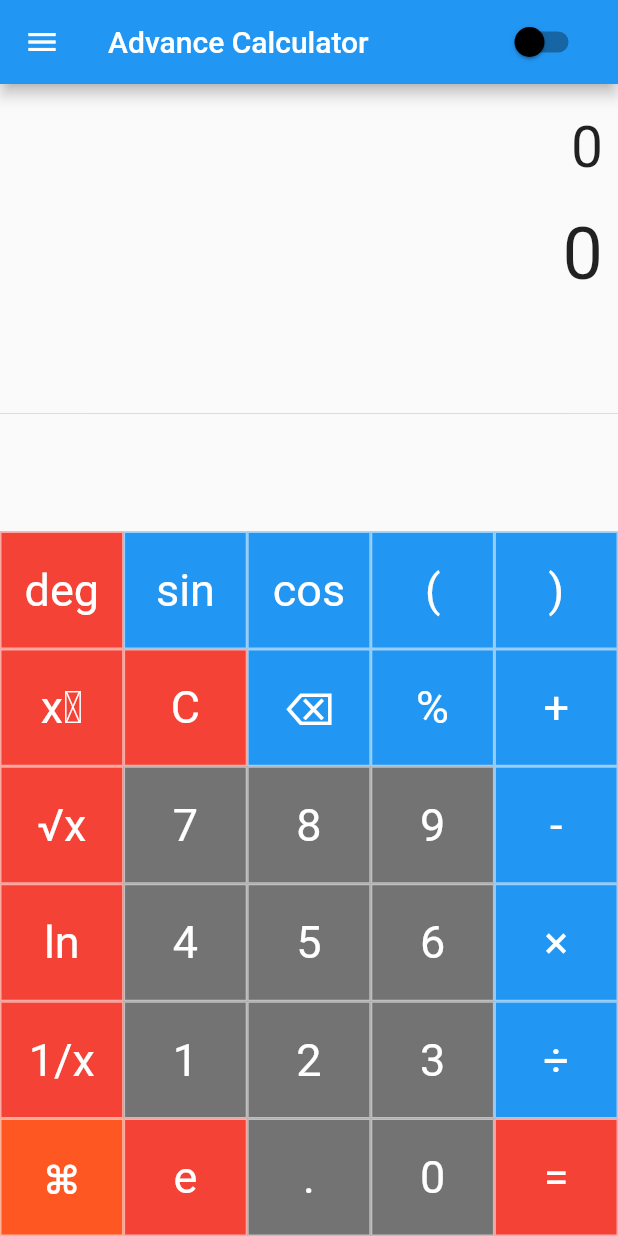
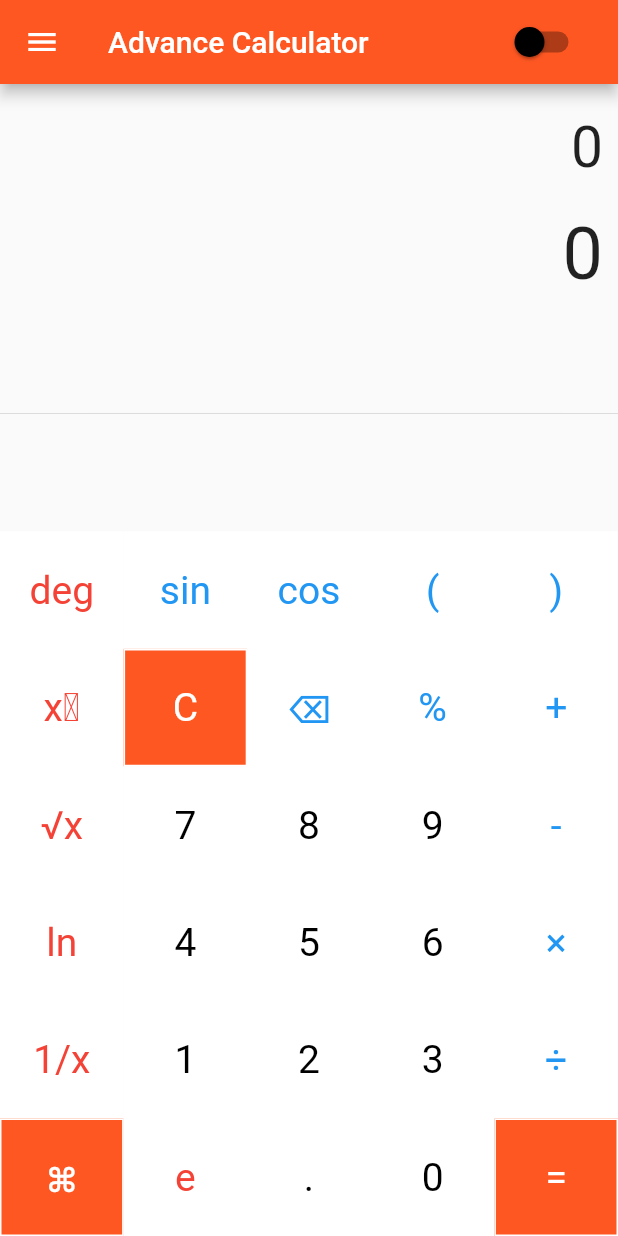
Before and after one commit to manishmeshram51/calculatorapp, a Flutter app: the screen it shows after launch, on a phone screen of 412 x 824 dp. Run offline on Flutter 3.47's test engine with Material 2 defaults, Android fonts, the phone set to English and light mode, and no system bars; our stand-ins replace dynamic_theme, math_expressions.

Commit message:
majaor ui change for normal and dark mode

```diff
--- a/lib/main.dart
+++ b/lib/main.dart
@@ -13,7 +13,7 @@ class MyApp extends StatelessWidget {
     return new DynamicTheme(
         defaultBrightness: Brightness.light,
         data: (brightness) => new ThemeData(
-              primarySwatch: Colors.blue,
+              primarySwatch: Colors.deepOrange,
               brightness: brightness,
             ),
         themedWidgetBuilder: (context, theme) {
@@ -44,6 +44,7 @@ class _SimpleCalculatorState extends State<SimpleCalculator> {
   bool _test = true;
   bool _darkMode = false;
 
+  // * button pressed logic
   buttonPressed(String buttonText) {
     setState(() {
       if (buttonText == "C") {
@@ -125,17 +126,21 @@ class _SimpleCalculatorState extends State<SimpleCalculator> {
     });
   }
 
-  //button builder widget
-  Widget buildButton(
-      String buttonText, double buttonHeight, Color buttonColor) {
+  // * button builder widget
+  Widget buildButton(String buttonText, double buttonHeight, Color buttonColor,
+      Color textColor) {
     return Container(
       height: MediaQuery.of(context).size.height * buttonHeight,
-      color: buttonColor,
+      color: _darkMode
+          ? (buttonColor != Colors.white ? buttonColor : Colors.black54)
+          : buttonColor,
       child: FlatButton(
         shape: RoundedRectangleBorder(
           borderRadius: BorderRadius.circular(0.0),
           side: BorderSide(
-              color: Colors.white54, width: 1.0, style: BorderStyle.solid),
+              color: _darkMode ? Colors.black38 : Colors.white,
+              width: 1.0,
+              style: BorderStyle.solid),
         ),
         // todo padding logic
         padding: EdgeInsets.all(12.0),
@@ -143,7 +148,11 @@ class _SimpleCalculatorState extends State<SimpleCalculator> {
         child: Text(
           buttonText,
           style: TextStyle(
-              fontSize: 30.0, fontWeight: FontWeight.w400, color: Colors.white),
+              fontSize: 26.0,
+              fontWeight: FontWeight.w400,
+              color: _darkMode
+                  ? (textColor == Colors.black ? Colors.white : textColor)
+                  : textColor),
         ),
       ),
     );
@@ -166,7 +175,7 @@ class _SimpleCalculatorState extends State<SimpleCalculator> {
             Padding(
                 padding: EdgeInsets.only(right: 20.0),
                 child: Switch(
-                    activeColor: Colors.blue,
+                    activeColor: Colors.orange,
                     inactiveThumbColor: Colors.black,
                     value: _darkMode,
                     onChanged: (value) {
@@ -211,27 +220,29 @@ class _SimpleCalculatorState extends State<SimpleCalculator> {
                     children: [
                       TableRow(children: [
                         // ! row
-                        buildButton(angleUnit, 1 * 0.095, Colors.red),
+                        buildButton(
+                            angleUnit, 1 * 0.095, Colors.white, Colors.red),
                       ]),
                       TableRow(children: [
                         // ! row
-                        buildButton("xʸ", 1 * 0.095, Colors.red),
+                        buildButton("xʸ", 1 * 0.095, Colors.white, Colors.red),
                       ]),
                       TableRow(children: [
                         // ! row
-                        buildButton("√x", 1 * 0.095, Colors.red),
+                        buildButton("√x", 1 * 0.095, Colors.white, Colors.red),
                       ]),
                       TableRow(children: [
                         // ! row
-                        buildButton("ln", 1 * 0.095, Colors.red),
+                        buildButton("ln", 1 * 0.095, Colors.white, Colors.red),
                       ]),
                       TableRow(children: [
                         // ! row
-                        buildButton("1/x", 1 * 0.095, Colors.red),
+                        buildButton("1/x", 1 * 0.095, Colors.white, Colors.red),
                       ]),
                       TableRow(children: [
                         // * transition button
-                        buildButton("⌘", 1 * 0.095, Colors.deepOrange),
+                        buildButton(
+                            "⌘", 1 * 0.095, Colors.deepOrange, Colors.white),
                       ]),
                     ],
                   ),
@@ -242,39 +253,42 @@ class _SimpleCalculatorState extends State<SimpleCalculator> {
                     children: [
                       TableRow(children: [
                         // ! row
-                        buildButton("sin", 1 * 0.095, Colors.blue),
-                        buildButton("cos", 1 * 0.095, Colors.blue),
-                        buildButton("(", 1 * 0.095, Colors.blue),
+                        buildButton(
+                            "sin", 1 * 0.095, Colors.white, Colors.blue),
+                        buildButton(
+                            "cos", 1 * 0.095, Colors.white, Colors.blue),
+                        buildButton("(", 1 * 0.095, Colors.white, Colors.blue),
                       ]),
                       TableRow(children: [
                         // ! row
-                        buildButton("C", 1 * 0.095, Colors.red),
-                        buildButton("⌫", 1 * 0.095, Colors.blue),
-                        buildButton("%", 1 * 0.095, Colors.blue),
+                        buildButton(
+                            "C", 1 * 0.095, Colors.deepOrange, Colors.white),
+                        buildButton("⌫", 1 * 0.095, Colors.white, Colors.blue),
+                        buildButton("%", 1 * 0.095, Colors.white, Colors.blue),
                       ]),
                       TableRow(children: [
                         // ! row
-                        buildButton("7", 1 * 0.095, Colors.black54),
-                        buildButton("8", 1 * 0.095, Colors.black54),
-                        buildButton("9", 1 * 0.095, Colors.black54),
+                        buildButton("7", 1 * 0.095, Colors.white, Colors.black),
+                        buildButton("8", 1 * 0.095, Colors.white, Colors.black),
+                        buildButton("9", 1 * 0.095, Colors.white, Colors.black),
                       ]),
                       TableRow(children: [
                         // ! row
-                        buildButton("4", 1 * 0.095, Colors.black54),
-                        buildButton("5", 1 * 0.095, Colors.black54),
-                        buildButton("6", 1 * 0.095, Colors.black54),
+                        buildButton("4", 1 * 0.095, Colors.white, Colors.black),
+                        buildButton("5", 1 * 0.095, Colors.white, Colors.black),
+                        buildButton("6", 1 * 0.095, Colors.white, Colors.black),
                       ]),
                       TableRow(children: [
                         // ! row
-                        buildButton("1", 1 * 0.095, Colors.black54),
-                        buildButton("2", 1 * 0.095, Colors.black54),
-                        buildButton("3", 1 * 0.095, Colors.black54),
+                        buildButton("1", 1 * 0.095, Colors.white, Colors.black),
+                        buildButton("2", 1 * 0.095, Colors.white, Colors.black),
+                        buildButton("3", 1 * 0.095, Colors.white, Colors.black),
                       ]),
                       TableRow(children: [
                         // ! row
-                        buildButton("e", 1 * 0.095, Colors.red),
-                        buildButton(".", 1 * 0.095, Colors.black54),
-                        buildButton("0", 1 * 0.095, Colors.black54),
+                        buildButton("e", 1 * 0.095, Colors.white, Colors.red),
+                        buildButton(".", 1 * 0.095, Colors.white, Colors.black),
+                        buildButton("0", 1 * 0.095, Colors.white, Colors.black),
                       ]),
                     ],
                   ),
@@ -284,22 +298,23 @@ class _SimpleCalculatorState extends State<SimpleCalculator> {
                   child: Table(
                     children: [
                       TableRow(children: [
-                        buildButton(")", 1 * 0.095, Colors.blue),
+                        buildButton(")", 1 * 0.095, Colors.white, Colors.blue),
                       ]),
                       TableRow(children: [
-                        buildButton("+", 1 * 0.095, Colors.blue),
+                        buildButton("+", 1 * 0.095, Colors.white, Colors.blue),
                       ]),
                       TableRow(children: [
-                        buildButton("-", 1 * 0.095, Colors.blue),
+                        buildButton("-", 1 * 0.095, Colors.white, Colors.blue),
                       ]),
                       TableRow(children: [
-                        buildButton("×", 1 * 0.095, Colors.blue),
+                        buildButton("×", 1 * 0.095, Colors.white, Colors.blue),
                       ]),
                       TableRow(children: [
-                        buildButton("÷", 1 * 0.095, Colors.blue),
+                        buildButton("÷", 1 * 0.095, Colors.white, Colors.blue),
                       ]),
                       TableRow(children: [
-                        buildButton("=", 1 * 0.095, Colors.red),
+                        buildButton(
+                            "=", 1 * 0.095, Colors.deepOrange, Colors.white),
                       ]),
                     ],
                   ),
@@ -325,7 +340,7 @@ class _SimpleCalculatorState extends State<SimpleCalculator> {
             Padding(
                 padding: EdgeInsets.only(right: 20.0),
                 child: Switch(
-                    activeColor: Colors.blue,
+                    activeColor: Colors.deepOrange,
                     inactiveThumbColor: Colors.black,
                     value: _darkMode,
                     onChanged: (value) {
@@ -371,33 +386,33 @@ class _SimpleCalculatorState extends State<SimpleCalculator> {
                     children: [
                       TableRow(children: [
                         // ! row
-                        buildButton("C", 0.1, Colors.red),
-                        buildButton("⌫", 0.1, Colors.blue),
-                        buildButton("%", 0.1, Colors.blue),
+                        buildButton("C", 0.1, Colors.deepOrange, Colors.white),
+                        buildButton("⌫", 0.1, Colors.white, Colors.blue),
+                        buildButton("%", 0.1, Colors.white, Colors.blue),
                       ]),
                       TableRow(children: [
                         // ! row
-                        buildButton("7", 0.1, Colors.black54),
-                        buildButton("8", 0.1, Colors.black54),
-                        buildButton("9", 0.1, Colors.black54),
+                        buildButton("7", 0.1, Colors.white, Colors.black),
+                        buildButton("8", 0.1, Colors.white, Colors.black),
+                        buildButton("9", 0.1, Colors.white, Colors.black),
                       ]),
                       TableRow(children: [
                         // ! row
-                        buildButton("4", 0.1, Colors.black54),
-                        buildButton("5", 0.1, Colors.black54),
-                        buildButton("6", 0.1, Colors.black54),
+                        buildButton("4", 0.1, Colors.white, Colors.black),
+                        buildButton("5", 0.1, Colors.white, Colors.black),
+                        buildButton("6", 0.1, Colors.white, Colors.black),
                       ]),
                       TableRow(children: [
                         // ! row
-                        buildButton("1", 0.1, Colors.black54),
-                        buildButton("2", 0.1, Colors.black54),
-                        buildButton("3", 0.1, Colors.black54),
+                        buildButton("1", 0.1, Colors.white, Colors.black),
+                        buildButton("2", 0.1, Colors.white, Colors.black),
+                        buildButton("3", 0.1, Colors.white, Colors.black),
                       ]),
                       TableRow(children: [
                         // ! row
-                        buildButton("⌘", 0.1, Colors.deepOrange),
-                        buildButton(".", 0.1, Colors.black54),
-                        buildButton("0", 0.1, Colors.black54),
+                        buildButton("⌘", 0.1, Colors.deepOrange, Colors.white),
+                        buildButton(".", 0.1, Colors.white, Colors.black),
+                        buildButton("0", 0.1, Colors.white, Colors.black),
                       ]),
                     ],
                   ),
@@ -407,19 +422,19 @@ class _SimpleCalculatorState extends State<SimpleCalculator> {
                   child: Table(
                     children: [
                       TableRow(children: [
-                        buildButton("+", 0.1, Colors.blue),
+                        buildButton("+", 0.1, Colors.white, Colors.blue),
                       ]),
                       TableRow(children: [
-                        buildButton("-", 0.1, Colors.blue),
+                        buildButton("-", 0.1, Colors.white, Colors.blue),
                       ]),
                       TableRow(children: [
-                        buildButton("×", 0.1, Colors.blue),
+                        buildButton("×", 0.1, Colors.white, Colors.blue),
                       ]),
                       TableRow(children: [
-                        buildButton("÷", 0.1, Colors.blue),
+                        buildButton("÷", 0.1, Colors.white, Colors.blue),
                       ]),
                       TableRow(children: [
-                        buildButton("=", 0.1, Colors.red),
+                        buildButton("=", 0.1, Colors.deepOrange, Colors.white),
                       ])
                     ],
                   ),
```
